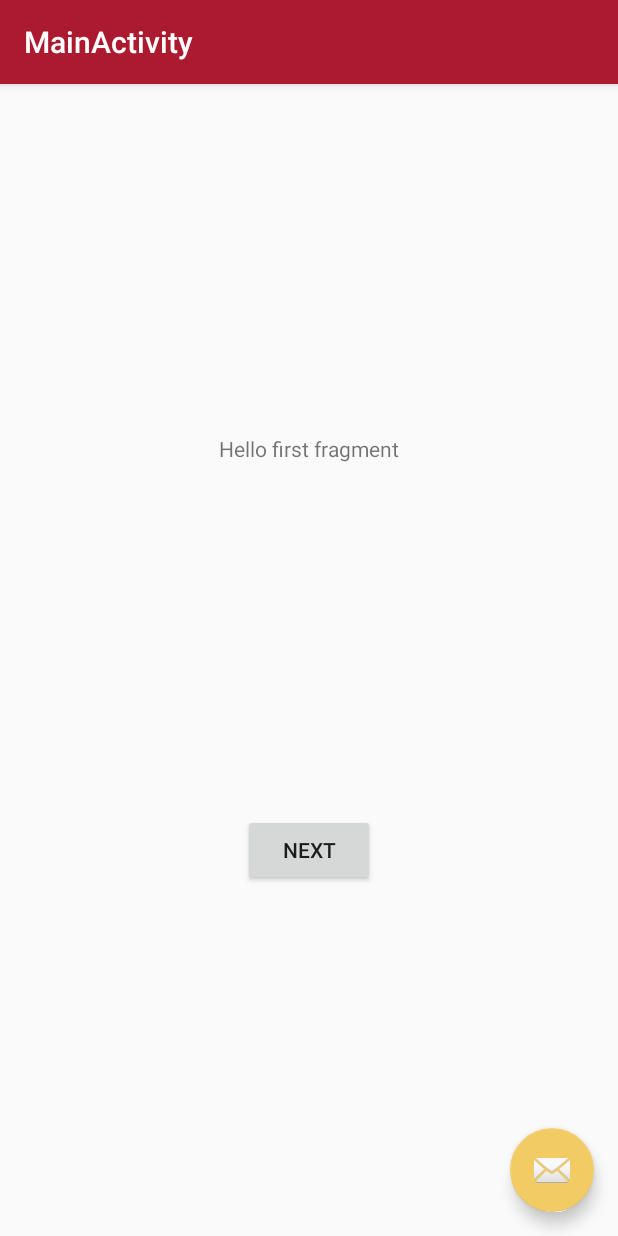
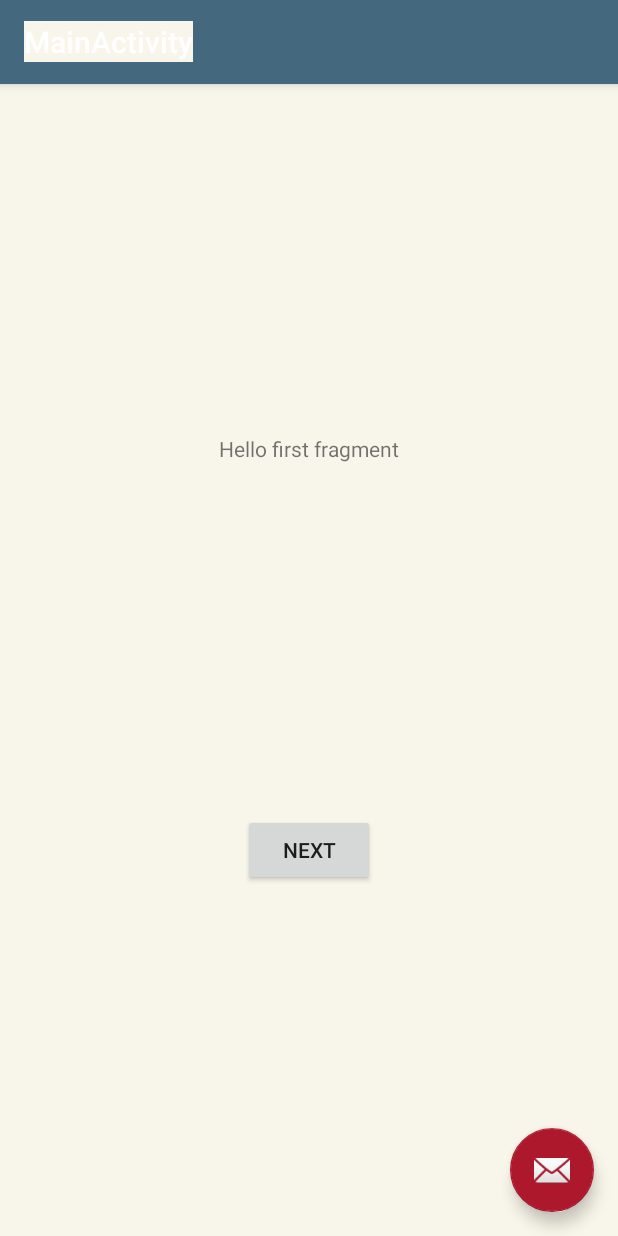
Before and after one commit to jijm/B4-Essteling, an Android app: the MainActivity screen opened directly, with no data from a screen before it, on a phone screen of 412 x 824 dp. Run offline under Robolectric (Android 15) with nearby library versions, the phone set to English and light mode, and no system bars.

Commit message:
[Update] Color and styles update

```diff
--- /dev/null
+++ b/SimonSays/app/src/main/res/drawable/ic_check_white_48dp.xml
@@ -0,0 +1,5 @@
+<vector android:height="48dp" android:tint="#F8F5EA"
+    android:viewportHeight="24.0" android:viewportWidth="24.0"
+    android:width="48dp" xmlns:android="http://schemas.android.com/apk/res/android">
+    <path android:fillColor="#FF000000" android:pathData="M9,16.17L4.83,12l-1.42,1.41L9,19 21,7l-1.41,-1.41z"/>
+</vector>
--- /dev/null
+++ b/SimonSays/app/src/main/res/drawable/ic_home_white_48dp.xml
@@ -0,0 +1,5 @@
+<vector android:height="48dp" android:tint="#F8F5EA"
+    android:viewportHeight="24.0" android:viewportWidth="24.0"
+    android:width="48dp" xmlns:android="http://schemas.android.com/apk/res/android">
+    <path android:fillColor="#FF000000" android:pathData="M10,20v-6h4v6h5v-8h3L12,3 2,12h3v8z"/>
+</vector>
--- a/SimonSays/app/src/main/res/values/colors.xml
+++ b/SimonSays/app/src/main/res/values/colors.xml
@@ -1,8 +1,14 @@
 <?xml version="1.0" encoding="utf-8"?>
 <resources>
-    <color name="colorPrimary">#ac1a2f</color>
-    <color name="colorSecondary">#44687d</color>
-    <color name="colorAccent">#f2cb65</color>
+    <color name="colorRed">#ad182d</color>
 
+    <color name="colorBlue">#44687d</color>
+
+    <color name="colorGreen">#70a489</color>
+    <color name="colorGreenDark">#307953</color>
+
+    <color name="colorYellow">#f2cb65</color>
+
+    <color name="white_overlay">#f8f5ea</color>
     <color name="black_overlay">#66000000</color>
 </resources>
--- a/SimonSays/app/src/main/res/values/styles.xml
+++ b/SimonSays/app/src/main/res/values/styles.xml
@@ -3,21 +3,18 @@
     <!-- Base application theme. -->
     <style name="AppTheme" parent="Theme.AppCompat.Light.DarkActionBar">
         <!-- Customize your theme here. -->
-        <item name="colorPrimary">@color/colorPrimary</item>
-        <item name="colorPrimaryDark">@color/colorPrimaryDark</item>
-        <item name="colorAccent">@color/colorAccent</item>
+        <item name="colorPrimary">@color/colorBlue</item>
+        <item name="colorSecondary">@color/colorYellow</item>
+        <item name="colorAccent">@color/colorRed</item>
+        <item name="android:background">@color/white_overlay</item>
     </style>
 
-    <style name="FullscreenTheme" parent="AppTheme">
-        <item name="android:actionBarStyle">@style/FullscreenActionBarStyle</item>
-        <item name="android:windowActionBarOverlay">true</item>
-        <item name="android:windowBackground">@null</item>
-        <item name="metaButtonBarStyle">?android:attr/buttonBarStyle</item>
-        <item name="metaButtonBarButtonStyle">?android:attr/buttonBarButtonStyle</item>
+    <style name="AppTheme.Button" parent="AppTheme">
+
     </style>
 
-    <style name="FullscreenActionBarStyle" parent="Widget.AppCompat.ActionBar">
-        <item name="android:background">@color/black_overlay</item>
+    <style name="AppTheme.TextView" parent="AppTheme">
+        <item name="android:textColor">@color/colorRed</item>
     </style>
 
     <style name="AppTheme.NoActionBar">
```
